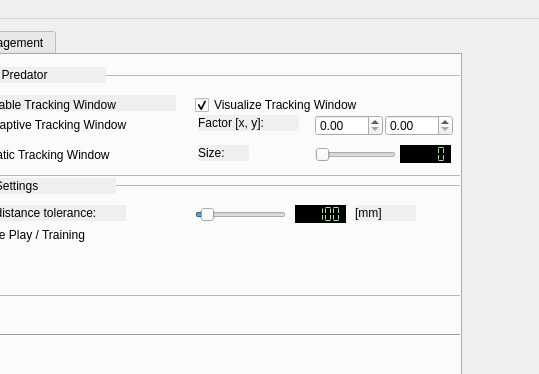
Above: TrackerRT_UI/mainwindow.ui from hvictor/Release before the change; both pictures show x 447 to 986 and y 0 to 374 of the 986 by 567 pixel window. Below: the same form after it.
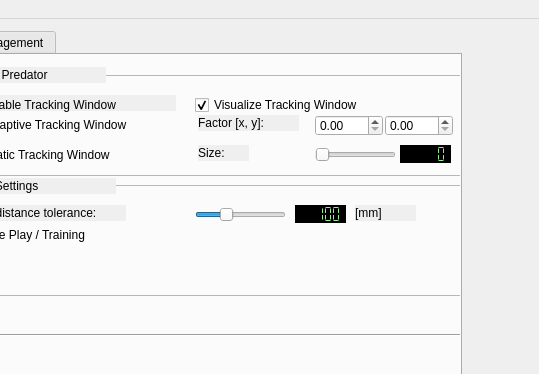
That is the form after the change. Custom widgets are drawn as their Qt base class.

```diff
--- a/TrackerRT_UI/mainwindow.ui
+++ b/TrackerRT_UI/mainwindow.ui
@@ -2723,7 +2723,7 @@
            <number>300</number>
           </property>
           <property name="value">
-           <number>30</number>
+           <number>100</number>
           </property>
           <property name="orientation">
            <enum>Qt::Horizontal</enum>
```
